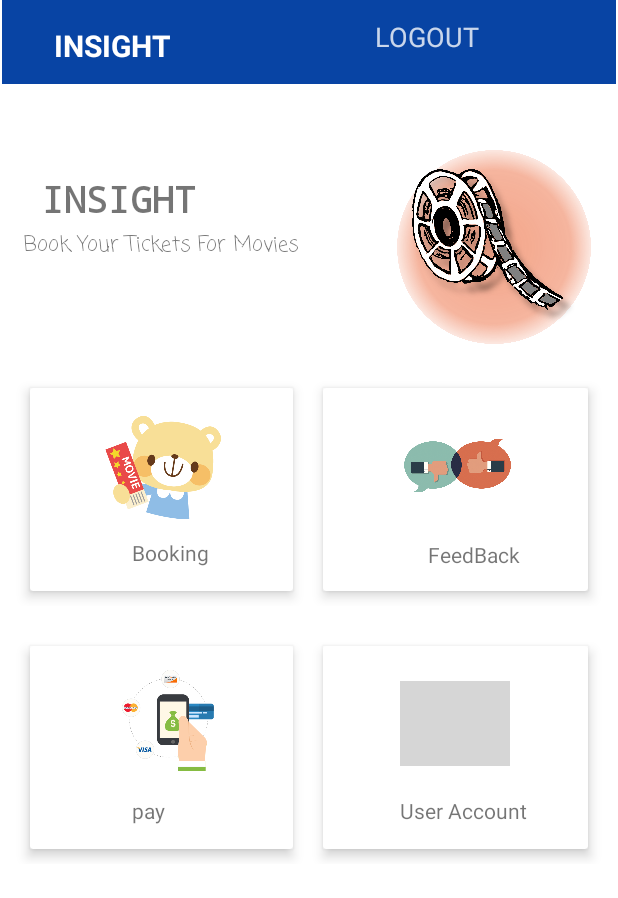
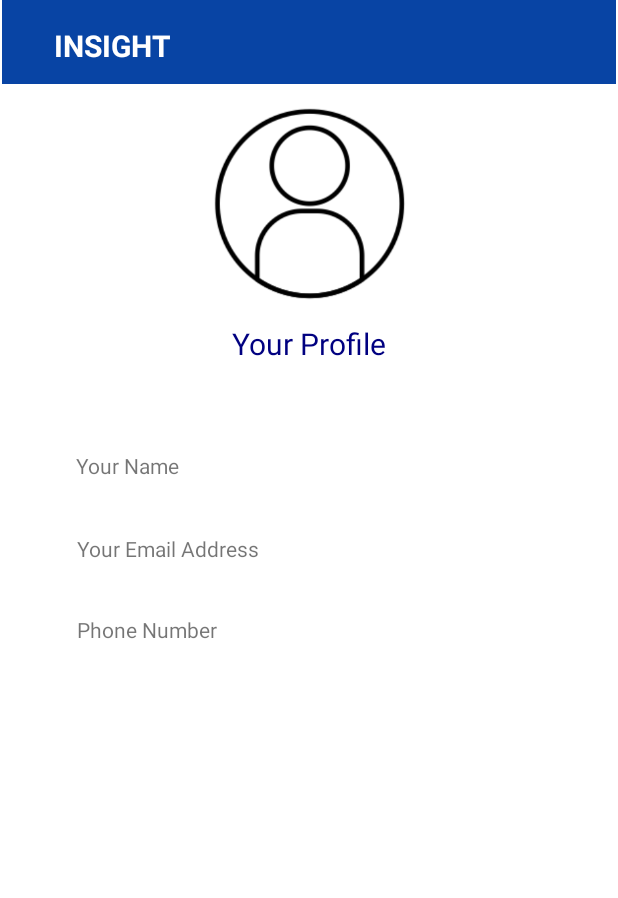
Before and after one commit to Rivindu2/Insight, an Android app: the dashboardActivity screen opened directly, with no data from a screen before it, after a tap on "User Account", on a phone screen of 412 x 824 dp. Shown: the top 898 px of the screen. Run offline under Robolectric (Android 15) with nearby library versions, the light colour scheme and no system bars; our stand-ins replace Firebase (no records; nobody signed in at launch, a user with empty details on screens opened directly); grey boxes are pictures that could not be loaded.

Commit message:
RetrieveUserData

```diff
--- a/app/src/main/AndroidManifest.xml
+++ b/app/src/main/AndroidManifest.xml
@@ -9,6 +9,9 @@
         android:roundIcon="@mipmap/ic_launcher_round"
         android:supportsRtl="true"
         android:theme="@style/Theme.MyApplication">
+        <activity
+            android:name=".UserprofileActivity"
+            android:exported="true" />
         <activity
             android:name=".RegisterActivity"
             android:exported="true" />
--- /dev/null
+++ b/app/src/main/java/com/example/myapplication/UserprofileActivity.java
@@ -0,0 +1,56 @@
+package com.example.myapplication;
+
+import androidx.annotation.Nullable;
+import androidx.appcompat.app.AppCompatActivity;
+
+import android.os.Bundle;
+import android.util.Log;
+import android.widget.TextView;
+
+import com.google.firebase.auth.FirebaseAuth;
+import com.google.firebase.auth.FirebaseUser;
+import com.google.firebase.firestore.DocumentReference;
+import com.google.firebase.firestore.DocumentSnapshot;
+import com.google.firebase.firestore.EventListener;
+import com.google.firebase.firestore.FirebaseFirestore;
+import com.google.firebase.firestore.FirebaseFirestoreException;
+
+public class UserprofileActivity extends AppCompatActivity {
+    TextView fullName,email,phone;
+    FirebaseAuth fAuth;
+    FirebaseFirestore fStore;
+    String userId;
+    FirebaseUser user;
+    DocumentReference documentReference;
+
+    @Override
+    protected void onCreate(Bundle savedInstanceState) {
+        super.onCreate(savedInstanceState);
+        setContentView(R.layout.activity_userprofile);
+
+        setContentView(R.layout.activity_userprofile);
+        phone = findViewById(R.id.textView12);
+        fullName = findViewById(R.id.textView6);
+        email = findViewById(R.id.textView11);
+
+        fAuth = FirebaseAuth.getInstance();
+        fStore = FirebaseFirestore.getInstance();
+
+        userId = fAuth.getCurrentUser().getUid();
+
+        documentReference = fStore.collection("users").document(userId);
+        documentReference.addSnapshotListener(UserprofileActivity.this, new EventListener<DocumentSnapshot>() {
+            @Override
+            public void onEvent(@Nullable DocumentSnapshot documentSnapshot, @Nullable FirebaseFirestoreException e) {
+                if(documentSnapshot.exists()){
+                    phone.setText(documentSnapshot.getString("phone"));
+                    fullName.setText(documentSnapshot.getString("fName"));
+                    email.setText(documentSnapshot.getString("email"));
+
+                }else {
+                    Log.d("tag", "onEvent: Document do not exists");
+                }
+            }
+        });
+    }
+}
--- a/app/src/main/java/com/example/myapplication/dashboardActivity.java
+++ b/app/src/main/java/com/example/myapplication/dashboardActivity.java
@@ -36,7 +36,7 @@ public class dashboardActivity extends AppCompatActivity {
         textView.setOnClickListener(new View.OnClickListener() {
             @Override
             public void onClick(View v) {
-                Intent intent=new Intent(dashboardActivity.this,RegisterActivity.class);
+                Intent intent=new Intent(dashboardActivity.this,UserprofileActivity.class);
                 startActivity(intent);
 
             }
--- /dev/null
+++ b/app/src/main/res/layout/activity_userprofile.xml
@@ -0,0 +1,92 @@
+<?xml version="1.0" encoding="utf-8"?>
+<androidx.constraintlayout.widget.ConstraintLayout xmlns:android="http://schemas.android.com/apk/res/android"
+    xmlns:app="http://schemas.android.com/apk/res-auto"
+    xmlns:tools="http://schemas.android.com/tools"
+    android:layout_width="match_parent"
+    android:layout_height="match_parent"
+    tools:context=".UserprofileActivity">
+
+    <androidx.appcompat.widget.Toolbar
+        android:id="@+id/toolbar"
+        android:layout_width="409dp"
+        android:layout_height="wrap_content"
+        android:background="#0844A4"
+        android:minHeight="?attr/actionBarSize"
+        android:theme="?attr/actionBarTheme"
+        app:layout_constraintEnd_toEndOf="parent"
+        app:layout_constraintStart_toStartOf="parent"
+        app:layout_constraintTop_toTopOf="parent" />
+
+    <TextView
+        android:id="@+id/tv_topic2"
+        android:layout_width="104dp"
+        android:layout_height="23dp"
+        android:layout_marginStart="36dp"
+        android:layout_marginLeft="36dp"
+        android:layout_marginBottom="16dp"
+        android:text="INSIGHT"
+        android:textColor="#FFFFFF"
+        android:textSize="20sp"
+        android:textStyle="bold"
+        app:layout_constraintBottom_toBottomOf="@+id/toolbar"
+        app:layout_constraintStart_toStartOf="parent" />
+
+
+    <ImageView
+        android:id="@+id/profileImageView"
+        android:layout_width="131dp"
+        android:layout_height="143dp"
+        android:layout_marginTop="64dp"
+        app:layout_constraintEnd_toEndOf="parent"
+        app:layout_constraintStart_toStartOf="parent"
+        app:layout_constraintTop_toTopOf="parent"
+        app:srcCompat="@drawable/dp" />
+
+    <TextView
+        android:id="@+id/textView5"
+        android:layout_width="206dp"
+        android:layout_height="33dp"
+        android:layout_marginTop="8dp"
+        android:text="Your Profile"
+        android:textColor="@color/blue_shade_2"
+        android:textSize="20dp"
+        android:textAlignment="center"
+        app:layout_constraintEnd_toEndOf="parent"
+        app:layout_constraintHorizontal_bias="0.497"
+        app:layout_constraintStart_toStartOf="parent"
+        app:layout_constraintTop_toBottomOf="@+id/profileImageView"
+        android:gravity="center_horizontal" />
+
+    <TextView
+        android:id="@+id/textView6"
+        android:layout_width="310dp"
+        android:layout_height="55dp"
+        android:layout_marginTop="52dp"
+        android:text="Your Name"
+        app:layout_constraintEnd_toEndOf="parent"
+        app:layout_constraintHorizontal_bias="0.495"
+        app:layout_constraintStart_toStartOf="parent"
+        app:layout_constraintTop_toBottomOf="@+id/textView5" />
+
+    <TextView
+        android:id="@+id/textView11"
+        android:layout_width="310dp"
+        android:layout_height="54dp"
+        android:text="Your Email Address"
+        app:layout_constraintEnd_toEndOf="parent"
+        app:layout_constraintHorizontal_bias="0.504"
+        app:layout_constraintStart_toStartOf="parent"
+        app:layout_constraintTop_toBottomOf="@+id/textView6" />
+
+    <TextView
+        android:id="@+id/textView12"
+        android:layout_width="310dp"
+        android:layout_height="52dp"
+        android:text="Phone Number"
+        app:layout_constraintEnd_toEndOf="parent"
+        app:layout_constraintHorizontal_bias="0.504"
+        app:layout_constraintStart_toStartOf="parent"
+        app:layout_constraintTop_toBottomOf="@+id/textView11" />
+
+
+</androidx.constraintlayout.widget.ConstraintLayout>
```
Also changed, not shown: app/src/main/res/drawable/dp.png (added).
